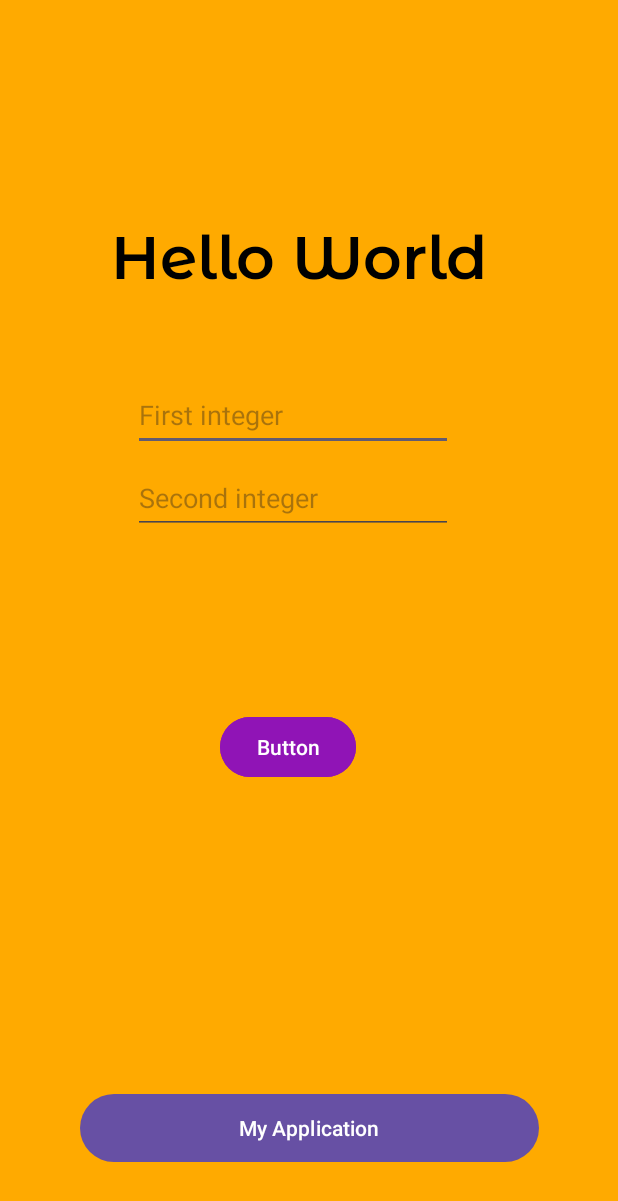
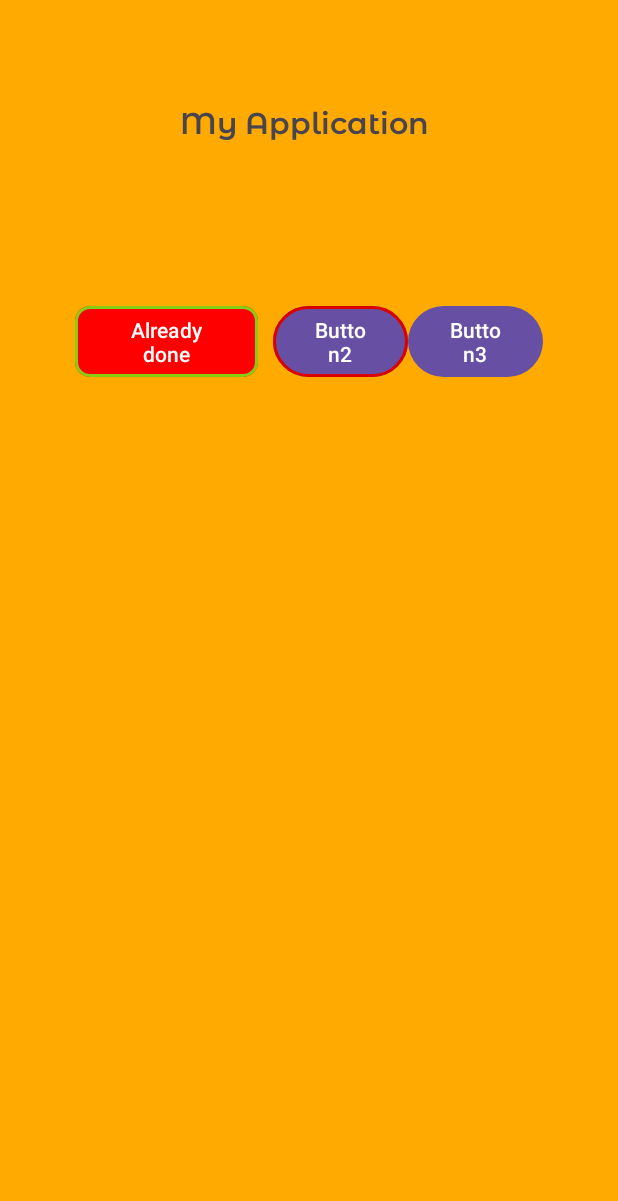
Before and after one commit to Asta152/Android-Studio2, an Android app: the screen it shows after launch (MainActivity), after a tap on "Button", on a phone screen of 412 x 824 dp. Shown: the top 1201 px of the screen. Run offline under Robolectric (Android 15) with nearby library versions, the phone set to English and light mode, and no system bars.

Commit message:
всплывающие окна

```diff
--- a/app/src/main/java/com/example/myapplication/MainActivity.java
+++ b/app/src/main/java/com/example/myapplication/MainActivity.java
@@ -1,14 +1,24 @@
 package com.example.myapplication;
 
+import static android.app.ProgressDialog.show;
+
+import android.content.DialogInterface;
+import android.content.res.ColorStateList;
+import android.graphics.Color;
 import android.os.Bundle;
 import android.view.View;
 import android.widget.Button;
 import android.widget.EditText;
 import android.widget.TextView;
+import android.widget.Toast;
+
+import androidx.appcompat.app.AlertDialog;
 import androidx.appcompat.app.AppCompatActivity;
 
 
 public class MainActivity extends AppCompatActivity {
+
+
 
     private TextView result;
     private EditText number1;
@@ -19,19 +29,47 @@ public class MainActivity extends AppCompatActivity {
     protected void onCreate(Bundle savedInstanceState) {
         super.onCreate(savedInstanceState);
         setContentView(R.layout.activity_main);
-        result = findViewById(R.id.result);
-        number1 = findViewById(R.id.number1);
-        number2 = findViewById(R.id.number2);
-        sigma = findViewById(R.id.button2);
-        sigma.setOnClickListener(new View.OnClickListener() {
+
+        TextView mainText = findViewById(R.id.mainText);
+        Button btnSecond = findViewById(R.id.btnSecond);
+        btnSecond.setOnClickListener(new View.OnClickListener() {
             @Override
-            public void onClick(View view) {
-                float num1 = Float.parseFloat(number1.getText().toString());
-                float num2 = Float.parseFloat(number2.getText().toString());
-                float res = num1 + num2;
-                String res2 = "Hello World";
-                result.setText(String.valueOf(res2));
+            public void onClick(View v) {
+//                    showInfo(mainText.getText().toString(), btnSecond);
+                    showInfoAlert("you want to close appliction?");
             }
         });
+
+        }
+        public void btnClick(View v){
+            showInfo(((Button)v).getText().toString(),((Button)v) );
+        }
+        private void showInfoAlert(String text){
+
+            AlertDialog.Builder builder = new AlertDialog.Builder(MainActivity.this);
+            builder.setTitle("Big alert")
+                    .setMessage(text)
+                    .setCancelable(false)
+                    .setPositiveButton("yes", new DialogInterface.OnClickListener() {
+                        @Override
+                        public void onClick(DialogInterface dialog, int which) {
+                            finish();
+                        }
+                    })
+                    .setNegativeButton("no", new DialogInterface.OnClickListener() {
+                        @Override
+                        public void onClick(DialogInterface dialog, int which) {
+                            dialog.cancel();
+                        }
+                    });
+            AlertDialog dialo = builder.create();
+            dialo.show();
+
+        }
+
+        private void showInfo(String text, Button btn){
+            btn.setText("Already done");
+            btn.setBackgroundTintList(ColorStateList.valueOf(Color.RED));
+            Toast.makeText(this, text, Toast.LENGTH_LONG).show();
+        }
 }
-    }
--- a/app/src/main/res/layout/activity_main.xml
+++ b/app/src/main/res/layout/activity_main.xml
@@ -8,76 +8,62 @@
     android:background="@color/yellow"
     tools:context=".MainActivity">
 
-    <TextView
-        android:id="@+id/result"
-        android:layout_width="wrap_content"
-        android:layout_height="wrap_content"
-        android:layout_marginTop="100dp"
-        android:layout_marginBottom="500dp"
-        android:fontFamily="@font/montserrat_alternates_semibold"
-        android:text="@string/logo"
-        android:textColor="@color/black"
-        android:textSize="40sp"
-        app:layout_constraintBottom_toBottomOf="parent"
-        app:layout_constraintEnd_toEndOf="parent"
-        app:layout_constraintHorizontal_bias="0.461"
-        app:layout_constraintStart_toStartOf="parent"
-        app:layout_constraintTop_toTopOf="parent"
-        app:layout_constraintVertical_bias="0.254" />
-
-
-    <EditText
-        android:id="@+id/number1"
-        android:layout_width="wrap_content"
-        android:layout_height="wrap_content"
-        android:ems="10"
-        android:hint="@string/hint1"
-        android:inputType="number"
-        android:minHeight="48dp"
-        app:layout_constraintBottom_toTopOf="@+id/button"
-        app:layout_constraintEnd_toEndOf="parent"
-        app:layout_constraintHorizontal_bias="0.447"
-        app:layout_constraintStart_toStartOf="parent"
-        app:layout_constraintTop_toBottomOf="@+id/result"
-        app:layout_constraintVertical_bias="0.117" />
-
-    <EditText
-        android:id="@+id/number2"
-        android:layout_width="wrap_content"
-        android:layout_height="wrap_content"
-        android:layout_marginTop="308dp"
-        android:ems="10"
-        android:hint="@string/hint2"
-        android:inputType="number"
-        android:minHeight="48dp"
-        app:layout_constraintEnd_toEndOf="parent"
-        app:layout_constraintHorizontal_bias="0.447"
-        app:layout_constraintStart_toStartOf="parent"
-        app:layout_constraintTop_toTopOf="parent" />
-
-    <Button
-        android:id="@+id/button"
-        android:layout_width="306dp"
-        android:layout_height="53dp"
-        android:text="@string/go"
+    <LinearLayout
+        android:id="@+id/linearLayout"
+        android:layout_width="match_parent"
+        android:layout_height="match_parent"
+        android:layout_marginStart="50dp"
+        android:layout_marginTop="200dp"
+        android:layout_marginEnd="50dp"
+        android:layout_marginBottom="200dp"
+        android:orientation="horizontal"
         app:layout_constraintBottom_toBottomOf="parent"
         app:layout_constraintEnd_toEndOf="parent"
         app:layout_constraintStart_toStartOf="parent"
-        app:layout_constraintTop_toTopOf="parent"
-        app:layout_constraintVertical_bias="0.941" />
+        app:layout_constraintTop_toTopOf="parent">
 
-    <Button
-        android:id="@+id/button2"
+        <Button
+            android:id="@+id/button"
+            android:layout_width="wrap_content"
+            android:layout_height="wrap_content"
+            android:layout_marginEnd="10sp"
+            android:layout_weight="1"
+            android:onClick="btnClick"
+            android:text="Button"
+            app:cornerRadius="10sp"
+            app:strokeColor="#85CE10"
+            app:strokeWidth="2sp" />
+
+        <Button
+            android:id="@+id/btnSecond"
+            android:layout_width="wrap_content"
+            android:layout_height="wrap_content"
+            android:layout_weight="1"
+            android:text="Button2"
+            app:strokeColor="#DB0000"
+            app:strokeWidth="2sp" />
+
+        <Button
+            android:id="@+id/button5"
+            android:layout_width="wrap_content"
+            android:layout_height="wrap_content"
+            android:layout_weight="1"
+            android:onClick="btnClick"
+            android:text="Button3" />
+    </LinearLayout>
+
+    <TextView
+        android:id="@+id/mainText"
         android:layout_width="wrap_content"
         android:layout_height="wrap_content"
-        android:layout_marginBottom="88dp"
-        android:backgroundTint="#9014B6"
-        android:text="Button"
-        app:layout_constraintBottom_toTopOf="@+id/button"
-        app:layout_constraintEnd_toEndOf="parent"
-        app:layout_constraintHorizontal_bias="0.456"
+        android:layout_marginStart="120dp"
+        android:layout_marginTop="68dp"
+        android:layout_marginBottom="105dp"
+        android:fontFamily="@font/montserrat_alternates_semibold"
+        android:text="@string/go"
+        android:textSize="20sp"
+        app:layout_constraintBottom_toTopOf="@+id/linearLayout"
         app:layout_constraintStart_toStartOf="parent"
-        app:layout_constraintTop_toBottomOf="@+id/number2"
-        app:layout_constraintVertical_bias="0.506" />
-
+        app:layout_constraintTop_toTopOf="parent"
+        app:layout_constraintVertical_bias="0.0" />
 </androidx.constraintlayout.widget.ConstraintLayout>
```
